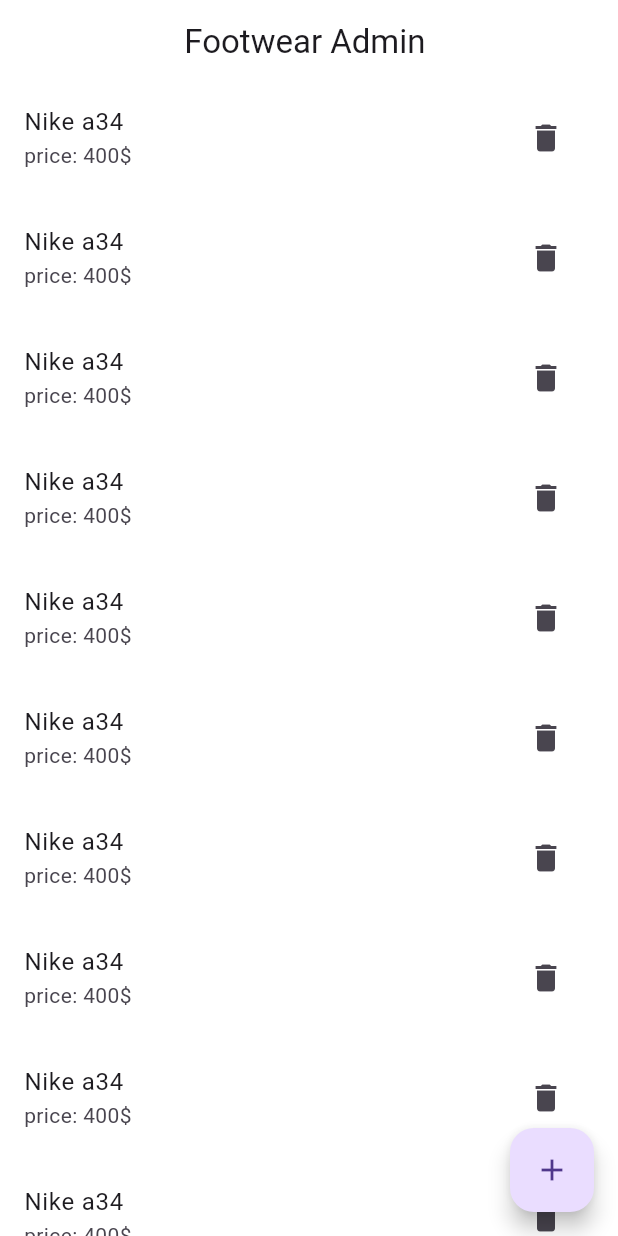
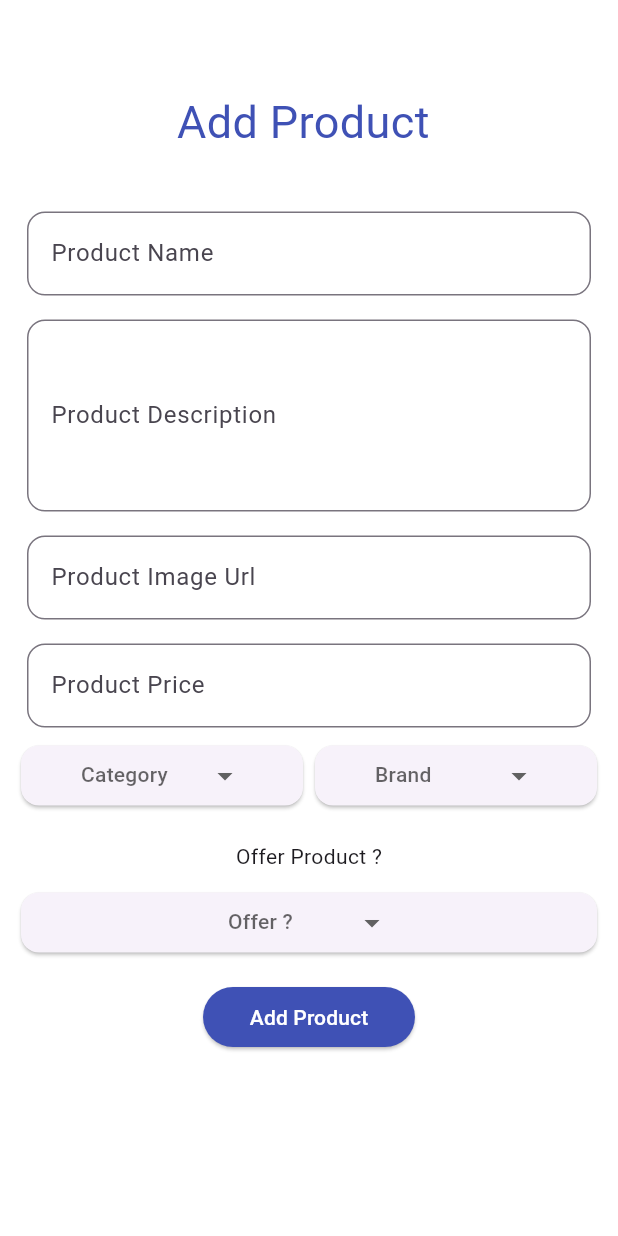
Before and after one commit to AhmedBelal31/Footwear-Store-Admin, a Flutter app: the screen it shows after launch, on a phone screen of 412 x 824 dp. Run offline on Flutter 3.47's test engine with Material 3 defaults, Android fonts, the phone set to English and light mode, and no system bars; drawn by our look-alikes of dropdown_button2; our stand-ins replace bloc, firebase_core, flutter_bloc; accounts and stored records are empty.

Commit message:
Add Cubit to DropdownButtons And Change Their Values

```diff
--- a/lib/main.dart
+++ b/lib/main.dart
@@ -1,7 +1,9 @@
 import 'package:firebase_core/firebase_core.dart';
 import 'package:flutter/material.dart';
-import 'package:footwear_store_admin/screens/home_screen.dart';
+
 import 'firebase_options.dart';
+import 'presentation/screens/add_product_screen.dart';
+
 void main()async {
   WidgetsFlutterBinding.ensureInitialized();
   await Firebase.initializeApp(
@@ -21,13 +23,15 @@ class FootWearStore extends StatelessWidget {
       theme: ThemeData(
         // colorScheme: ColorScheme.fromSeed(seedColor: Colors.deepPurple),
         useMaterial3: true,
+
         scaffoldBackgroundColor: Colors.white ,
-        appBarTheme: AppBarTheme(
+        appBarTheme:const  AppBarTheme(
           backgroundColor: Colors.white
         )
       ),
       debugShowCheckedModeBanner: false,
-      home:  HomeScreen(),
+      /// Navigate From Home To Add New Products .
+      home:  AddProductScreen(),
     );
   }
 }
--- /dev/null
+++ b/lib/presentation/controller/add_product_cubit.dart
@@ -0,0 +1,29 @@
+import 'package:bloc/bloc.dart';
+import 'package:meta/meta.dart';
+
+part 'add_product_state.dart';
+
+class AddProductCubit extends Cubit<AddProductStates> {
+  AddProductCubit() : super(AddProductInitialState());
+
+
+  String? selectedCategory;
+  String? selectedBrand;
+  String? selectedOffer;
+
+  void changeDropDownButtonCategory(String? value) {
+    selectedCategory = value;
+    emit(ChangeDropDownBtnCategoryValueState());
+  }
+
+  void changeDropDownButtonBrand(String? value) {
+    selectedBrand = value;
+    emit(ChangeDropDownBtnBrandValueState());
+  }
+
+  void changeDropDownButtonOffer(String? value) {
+    selectedOffer = value;
+    emit(ChangeDropDownBtnOfferValueState());
+  }
+
+}
--- /dev/null
+++ b/lib/presentation/controller/add_product_state.dart
@@ -0,0 +1,9 @@
+part of 'add_product_cubit.dart';
+
+@immutable
+sealed class AddProductStates {}
+
+ class AddProductInitialState extends AddProductStates {}
+ class ChangeDropDownBtnCategoryValueState extends AddProductStates {}
+ class ChangeDropDownBtnBrandValueState extends AddProductStates {}
+ class ChangeDropDownBtnOfferValueState extends AddProductStates {}
--- /dev/null
+++ b/lib/presentation/screens/add_product_screen.dart
@@ -0,0 +1,114 @@
+import 'package:dropdown_button2/dropdown_button2.dart';
+import 'package:flutter/material.dart';
+import 'package:flutter_bloc/flutter_bloc.dart';
+import 'package:footwear_store_admin/styles.dart';
+
+import '../controller/add_product_cubit.dart';
+import '../widgets/add_new_product_widgets/custom_dropdown_button.dart';
+import '../widgets/add_new_product_widgets/custom_text_field.dart';
+
+class AddProductScreen extends StatelessWidget {
+  const AddProductScreen({super.key});
+
+  @override
+  Widget build(BuildContext context) {
+    List<String> categoryItems = ['Cate1', 'Cate2', 'Cate3'];
+    List<String> brandItems = ['Brand1', 'Brand2', 'Brand3'];
+    List<String> offerItems = ['true', 'false'];
+    return BlocProvider(
+      create: (context) => AddProductCubit(),
+      child: BlocBuilder<AddProductCubit, AddProductStates>(
+        builder: (context, state) {
+          var cubit = BlocProvider.of<AddProductCubit>(context);
+          return Scaffold(
+            body: SingleChildScrollView(
+              child: Container(
+                margin: const EdgeInsets.all(10),
+                width: double.maxFinite,
+                child: Column(
+                  crossAxisAlignment: CrossAxisAlignment.center,
+                  children: [
+                    const SizedBox(height: 50),
+                    const Text('Add Product ',
+                        style: TextStyle(
+                            fontSize: 30, color: AppStyles.kPrimaryColor)),
+                    const SizedBox(height: 30),
+                    const CustomTextField(
+                      labelText: 'Product Name ',
+                      hintText: 'Enter Your Product name',
+                    ),
+                    const CustomTextField(
+                      labelText: 'Product Description ',
+                      hintText: 'Enter Your Product Description',
+                      maxLines: 4,
+                    ),
+                    const CustomTextField(
+                      labelText: 'Product Image Url ',
+                      hintText: 'Enter Your Image Url',
+                    ),
+                    const CustomTextField(
+                      labelText: 'Product Price ',
+                      hintText: 'Enter Your Product Price',
+                    ),
+                    Row(
+                      children: [
+                        Expanded(
+                          child: CustomDropDownBtn(
+                            items: categoryItems,
+                            selectedItemText: 'Category',
+                            onSelected: (value) {
+                              cubit.changeDropDownButtonCategory(value);
+                            },
+                            selectedValue: cubit.selectedCategory,
+                          ),
+                        ),
+                        Expanded(
+                          child: CustomDropDownBtn(
+                            selectedItemText: 'Brand',
+                            items: brandItems,
+                            onSelected: (value) {
+                              cubit.changeDropDownButtonBrand(value);
+                            },
+                            selectedValue: cubit.selectedBrand,
+                          ),
+                        ),
+                      ],
+                    ),
+                    const SizedBox(height: 20),
+                    const Text('Offer Product ?'),
+                    Padding(
+                      padding: const EdgeInsets.only(top: 10, bottom: 15),
+                      child: CustomDropDownBtn(
+                        selectedItemText: 'Offer ?',
+                        items: offerItems,
+                        onSelected: (value) {
+                          cubit.changeDropDownButtonOffer(value);
+                        },
+                        selectedValue: cubit.selectedOffer,
+                      ),
+                    ),
+                    buildAddProductBtn()
+                  ],
+                ),
+              ),
+            ),
+          );
+        },
+      ),
+    );
+  }
+
+  ElevatedButton buildAddProductBtn() {
+    return ElevatedButton(
+      style: ElevatedButton.styleFrom(
+        shape: RoundedRectangleBorder(
+          borderRadius: BorderRadius.circular(20.0),
+        ),
+        backgroundColor: AppStyles.kPrimaryColor,
+        foregroundColor: Colors.white,
+      ),
+      onPressed: () {},
+      child: const Text('  Add Product  '),
+    );
+  }
+}
--- /dev/null
+++ b/lib/presentation/widgets/add_new_product_widgets/custom_dropdown_button.dart
@@ -0,0 +1,60 @@
+import 'package:dropdown_button2/dropdown_button2.dart';
+import 'package:flutter/material.dart';
+
+class CustomDropDownBtn extends StatelessWidget {
+  final List<String> items;
+  final String selectedItemText;
+  final Function(String?) onSelected;
+  final String? selectedValue;
+
+  const CustomDropDownBtn({
+    super.key,
+    required this.items,
+    required this.selectedItemText,
+    required this.onSelected,
+    this.selectedValue,
+  });
+
+  @override
+  Widget build(BuildContext context) {
+    return Card(
+      child: Center(
+        child: DropdownButtonHideUnderline(
+          child: DropdownButton2<String>(
+            isExpanded: true,
+            hint: Text(
+              selectedItemText,
+              style: TextStyle(
+                fontSize: 14,
+                color: Theme.of(context).hintColor,
+              ),
+            ),
+            items: items
+                .map((String item) => DropdownMenuItem<String>(
+                      value: item,
+                      child: Text(
+                        item,
+                        style: const TextStyle(
+                          fontSize: 14,
+                        ),
+                      ),
+                    ))
+                .toList(),
+            value: items.contains(selectedValue) ? selectedValue : null,
+            onChanged: (String? value) {
+              onSelected(value);
+            },
+            buttonStyleData: const ButtonStyleData(
+              padding: EdgeInsets.symmetric(horizontal: 16),
+              height: 40,
+              width: 140,
+            ),
+            menuItemStyleData: const MenuItemStyleData(
+              height: 40,
+            ),
+          ),
+        ),
+      ),
+    );
+  }
+}
--- /dev/null
+++ b/lib/styles.dart
@@ -0,0 +1,6 @@
+import 'package:flutter/material.dart';
+
+class AppStyles
+{
+  static const kPrimaryColor= Colors.indigo;
+}
--- a/lib/widgets/add_new_product_widgets/custom_dropdown_button.dart
+++ /dev/null
@@ -1,55 +0,0 @@
-
-import 'package:dropdown_button2/dropdown_button2.dart';
-import 'package:flutter/material.dart';
-
-class CustomDropDownBtn extends StatelessWidget {
-  const CustomDropDownBtn({super.key});
-
-  @override
-  Widget build(BuildContext context) {
-    final List<String> items = [
-      'Item1',
-      'Item2',
-      'Item3',
-      'Item4',
-    ];
-    return Center(
-      child: DropdownButtonHideUnderline(
-        child: DropdownButton2<String>(
-          isExpanded: true,
-          hint: Text(
-            'Select Item',
-            style: TextStyle(
-              fontSize: 14,
-              color: Theme.of(context).hintColor,
-            ),
-          ),
-          items: items
-              .map((String item) => DropdownMenuItem<String>(
-            value: item,
-            child: Text(
-              item,
-              style: const TextStyle(
-                fontSize: 14,
-              ),
-            ),
-          ))
-              .toList(),
-          value: 'Item1',
-          onChanged: (String? value) {
-
-          },
-          buttonStyleData: const ButtonStyleData(
-            padding: EdgeInsets.symmetric(horizontal: 16),
-            height: 40,
-            width: 140,
-          ),
-          menuItemStyleData: const MenuItemStyleData(
-            height: 40,
-          ),
-        ),
-      ),
-    );
-
-  }
-}
```
Also changed, not shown: lib/presentation/screens/home_screen.dart (renamed from lib/screens/home_screen.dart), lib/presentation/widgets/add_new_product_widgets/custom_text_field.dart (renamed from lib/widgets/add_new_product_widgets/custom_text_field.dart), lib/presentation/widgets/home_screen_widgets/product_list_view_item.dart (renamed from lib/widgets/home_screen_widgets/product_list_view_item.dart).
